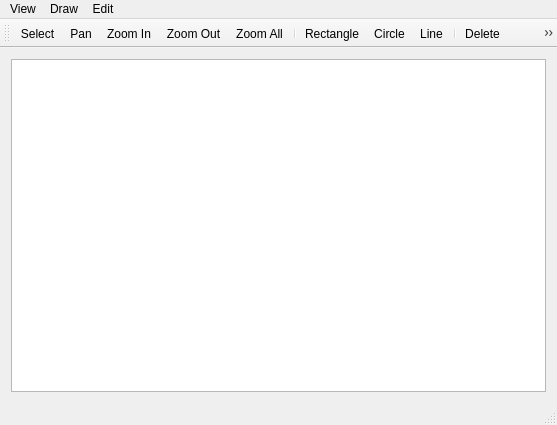
Before: the Qt Designer form MainWindow.ui in clsk/CAD, drawn with Qt 5.
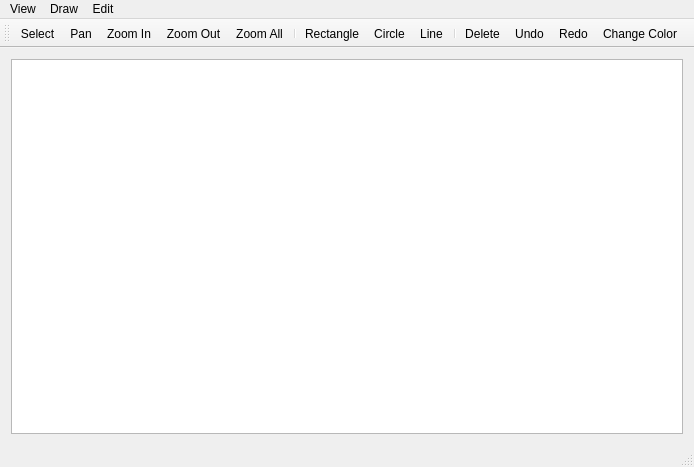
After: the same form once the commit is applied. Icons and pictures are not drawn.

The edit to the form file:
```diff
--- a/MainWindow.ui
+++ b/MainWindow.ui
@@ -6,8 +6,8 @@
    <rect>
     <x>0</x>
     <y>0</y>
-    <width>557</width>
-    <height>425</height>
+    <width>694</width>
+    <height>467</height>
    </rect>
   </property>
   <property name="windowTitle">
@@ -34,7 +34,7 @@
     <rect>
      <x>0</x>
      <y>0</y>
-     <width>557</width>
+     <width>694</width>
      <height>22</height>
     </rect>
    </property>
```
